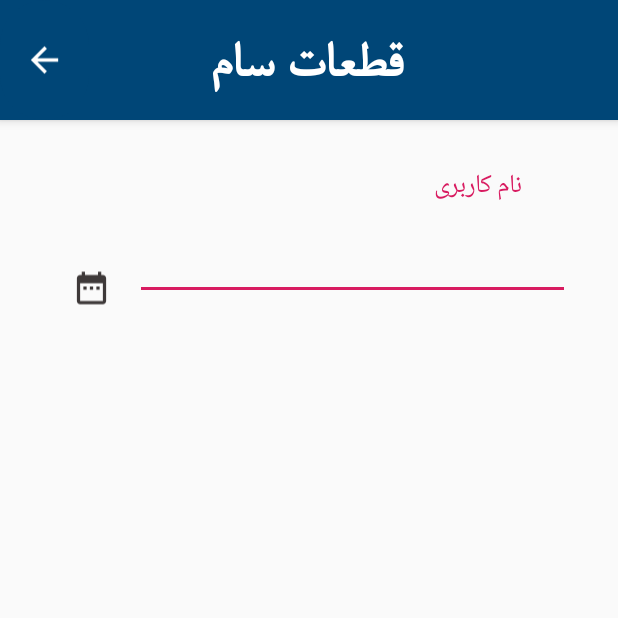
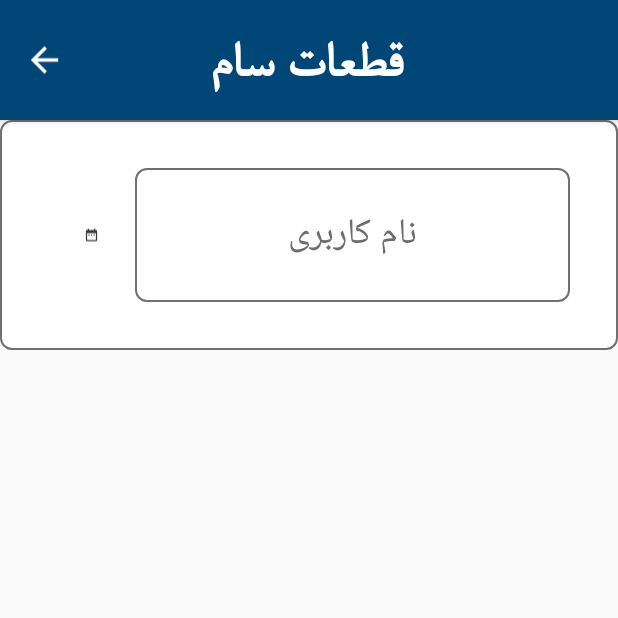
Before and after one commit to saeedtaha96/SamLiftRock, an Android app: the DraftListActivity screen opened directly, with no data from a screen before it, on a phone screen of 412 x 824 dp, the top half of it. Run offline under Robolectric (Android 15) with nearby library versions, the phone set to English and light mode, and no system bars.

Commit message:
test
test2

```diff
--- a/app/src/main/res/layout/activity_draft_list.xml
+++ b/app/src/main/res/layout/activity_draft_list.xml
@@ -16,10 +16,12 @@
     <LinearLayout
         android:layout_width="match_parent"
         android:layout_height="wrap_content"
+        android:background="@drawable/shape_rect_white"
         android:orientation="horizontal"
         android:weightSum="6">
 
-        <com.google.android.material.textfield.TextInputLayout
+            <com.google.android.material.textfield.TextInputEditText
+               android:id="@+id/login_input_datepicker"
                 android:layout_width="0dp"
                 android:layout_height="wrap_content"
                 android:layout_gravity="center"
@@ -28,21 +30,6 @@
                 android:layout_marginBottom="@dimen/margin32"
                 android:layout_weight="5"
                 android:gravity="start"
-            android:textColorHint="@color/color_gray_text"
-            app:boxBackgroundColor="@color/color_white_FFFFFF"
-            app:boxBackgroundMode="outline"
-            app:boxStrokeColor="@color/color_black_000000"
-            app:boxStrokeWidth="0dp"
-            app:hintAnimationEnabled="true"
-            app:hintTextAppearance="@style/hintTextLabel">
-
-            <com.google.android.material.textfield.TextInputEditText
-                android:id="@+id/login_input_datepicker"
-                android:layout_width="match_parent"
-                android:layout_height="wrap_content"
-                android:layout_marginTop="@dimen/margin24"
-                android:layout_marginBottom="@dimen/margin8"
-                android:gravity="start|center"
                 android:hint="@string/login_hint_username"
                 android:inputType="text"
                 android:paddingStart="@dimen/margin32"
@@ -50,22 +37,21 @@
                 android:paddingEnd="@dimen/margin32"
                 android:paddingBottom="@dimen/margin24"
                 android:singleLine="true"
+                android:background="@drawable/shape_rect_white"
                 android:textAlignment="center"
                 android:textColor="@color/color_black_000000"
-                android:textColorHint="@color/color_black_000000"
+                android:textColorHint="@color/color_gray_text"
                 android:textSize="@dimen/text_size24" />
 
-        </com.google.android.material.textfield.TextInputLayout>
 
         <ImageView
             android:layout_width="0dp"
             android:layout_height="match_parent"
+            android:layout_gravity="center"
+            android:layout_marginEnd="@dimen/margin32"
             android:layout_weight="1"
+            android:padding="@dimen/margin24"
             android:scaleType="fitCenter"
-            android:layout_gravity="center"
-            android:layout_marginTop="@dimen/margin32"
-            android:layout_marginEnd="@dimen/margin32"
-            android:padding="@dimen/margin16"
             android:src="@drawable/ic_date_range_black_24dp" />
 
     </LinearLayout>
```
Lines whose indentation alone changed are shown as unchanged.
